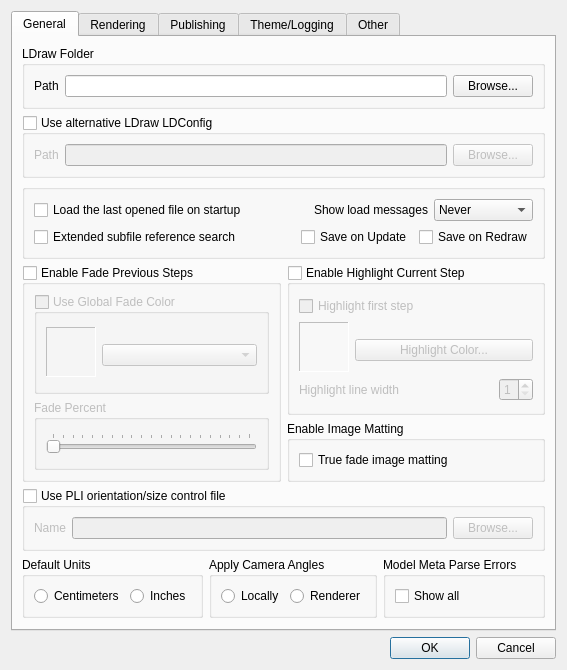
This is mainApp/preferences.ui in trevorsandy/lpub3d-ci as Qt 5 draws it before an edit. The edited form follows.
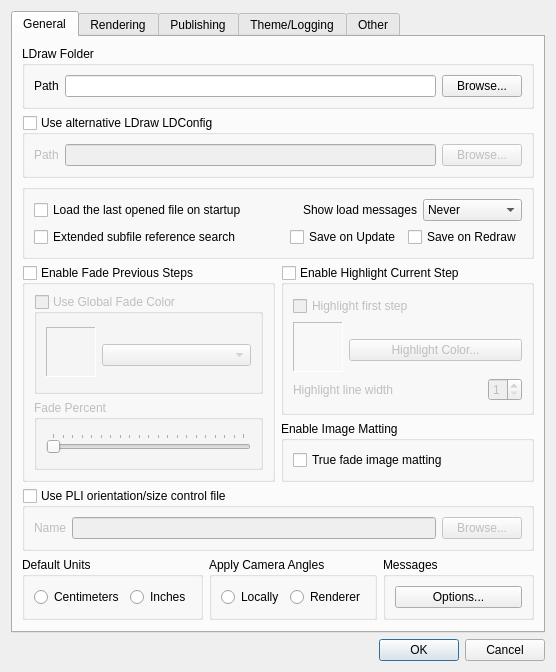
This is the edited form. Icons and pictures are not drawn.

Commit message: Dev - Add don’t show this message to RegExp pattern missing dialogue

Patch:
```diff
--- a/mainApp/preferences.ui
+++ b/mainApp/preferences.ui
@@ -823,16 +823,13 @@
             </size>
            </property>
            <property name="title">
-            <string>Model Meta Parse Errors</string>
+            <string>Messages</string>
            </property>
            <layout class="QHBoxLayout" name="horizontalLayout_18">
             <item>
-             <widget class="QCheckBox" name="showParseErrorsChkBox">
-              <property name="toolTip">
-               <string>Display all meta command parse errors including MLCAD and LSynth errors</string>
-              </property>
+             <widget class="QPushButton" name="optionsButton">
               <property name="text">
-               <string>Show all</string>
+               <string>Options...</string>
               </property>
              </widget>
             </item>
```
Left out of the diff: 2 changed lines with no effect on the pictures. The commit also changes 7 other files.
